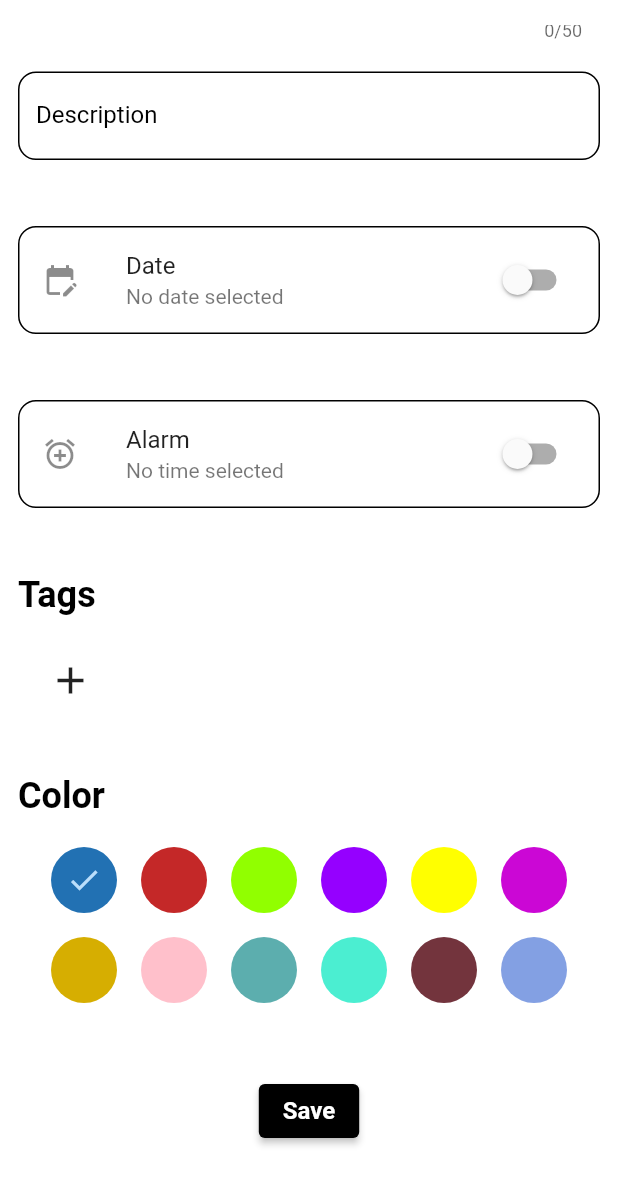
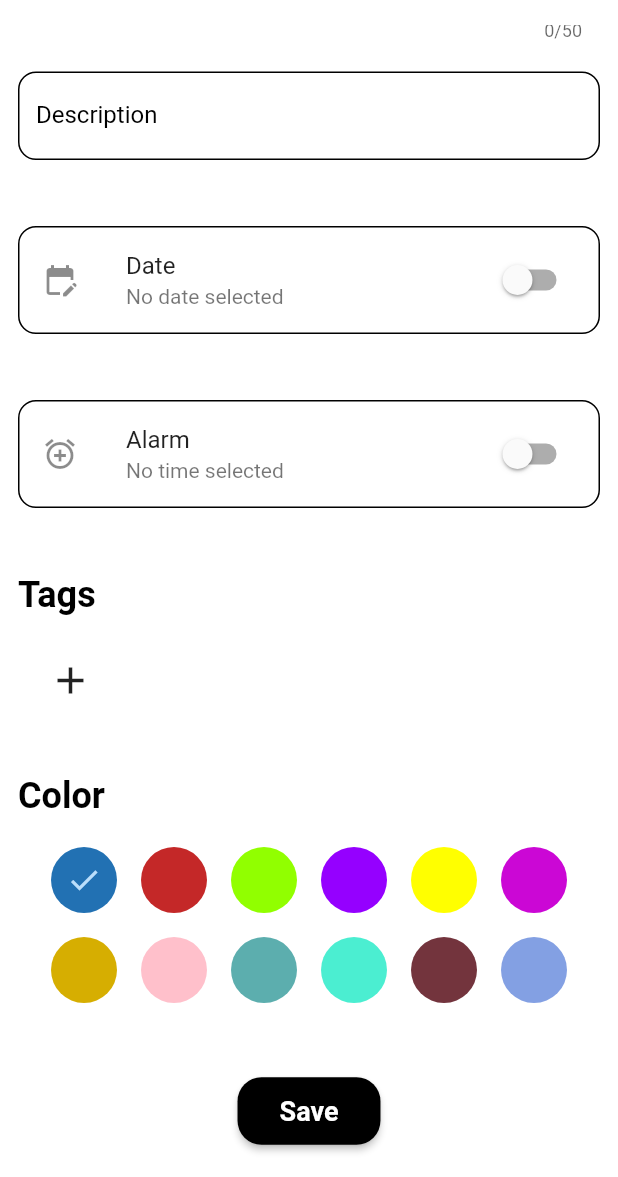
Before and after one commit to NijatNaghiyev/to_do_app, a Flutter app: the NewTodo screen opened directly, scrolled down 82 dp, on a phone screen of 412 x 824 dp, the part 59-1236 px from its top. Run offline on Flutter 3.47's test engine with Material 2 defaults, Android fonts, the phone set to English and light mode, and no system bars; our stand-ins replace animated_splash_screen, easy_localization, fl_chart, flutter_riverpod, flutter_slidable, flutter_svg and 3 more; missing offline and left inert: alarm, quick_actions; accounts and stored records are empty; statements that could not run were skipped.

Commit message:
Quick Actions icon and improvement

```diff
--- a/lib/screens/home_screen/home_screen.dart
+++ b/lib/screens/home_screen/home_screen.dart
@@ -79,17 +79,17 @@ class _HomeScreenState extends ConsumerState<HomeScreen> {
         ShortcutItem(
           type: 'Add To Do',
           localizedTitle: 'Add To Do'.tr(context: context),
-          icon: 'image1',
+          icon: 'plus1',
         ),
         ShortcutItem(
           type: 'Search To Do',
           localizedTitle: 'Search To Do'.tr(context: context),
-          icon: 'image1',
+          icon: 'search1',
         ),
         ShortcutItem(
           type: 'Chart',
           localizedTitle: 'Chart'.tr(context: context),
-          icon: 'image1',
+          icon: 'chart1',
         ),
       ],
     );
--- a/lib/screens/new_todo/methods/app_bar_new_todo.dart
+++ b/lib/screens/new_todo/methods/app_bar_new_todo.dart
@@ -5,6 +5,8 @@ import 'package:flutter_riverpod/flutter_riverpod.dart';
 AppBar buildAppBarNewTodo(BuildContext context, WidgetRef ref, String title) {
   return AppBar(
     leading: IconButton(
+      splashColor: Colors.transparent,
+      highlightColor: Colors.transparent,
       onPressed: () {
         buildShowDialogNewTodo(context, ref);
       },
@@ -16,7 +18,7 @@ AppBar buildAppBarNewTodo(BuildContext context, WidgetRef ref, String title) {
     elevation: 0,
     backgroundColor: Colors.white,
     centerTitle: true,
-    title:  Text(
+    title: Text(
       title,
       style: const TextStyle(
         color: Colors.black,
--- a/lib/screens/new_todo/widgets/save_button.dart
+++ b/lib/screens/new_todo/widgets/save_button.dart
@@ -3,6 +3,7 @@ import 'package:flutter/material.dart';
 
 class SaveButton extends StatelessWidget {
   final Function() saveToDo;
+
   const SaveButton({super.key, required this.saveToDo});
 
   @override
@@ -14,16 +15,26 @@ class SaveButton extends StatelessWidget {
         children: [
           ElevatedButton(
             style: const ButtonStyle(
+              shape: MaterialStatePropertyAll(
+                RoundedRectangleBorder(
+                  borderRadius: BorderRadius.all(
+                    Radius.circular(16),
+                  ),
+                ),
+              ),
               backgroundColor: MaterialStatePropertyAll(
                 Colors.black,
               ),
             ),
             onPressed: saveToDo,
-            child: Text(
-              'Save'.tr(context: context),
-              style: TextStyle(
-                fontWeight: FontWeight.bold,
-                fontSize: 16,
+            child: Padding(
+              padding: const EdgeInsets.all(12.0),
+              child: Text(
+                'Save'.tr(context: context),
+                style: const TextStyle(
+                  fontWeight: FontWeight.bold,
+                  fontSize: 18,
+                ),
               ),
             ),
           ),
--- a/lib/screens/tags_adding_screen/methods/tag_app_bar.dart
+++ b/lib/screens/tags_adding_screen/methods/tag_app_bar.dart
@@ -14,6 +14,8 @@ AppBar buildTagAddingScreenAppBar(BuildContext context) {
       ),
     ),
     leading: IconButton(
+      splashColor: Colors.transparent,
+      highlightColor: Colors.transparent,
       onPressed: () {
         Navigator.pop(context);
       },
--- a/lib/screens/tags_adding_screen/methods/to_add_tag.dart
+++ b/lib/screens/tags_adding_screen/methods/to_add_tag.dart
@@ -3,9 +3,7 @@ import 'package:flutter_riverpod/flutter_riverpod.dart';
 
 import '../../../providers/tags_list.dart';
 
-TextEditingController tagsEditingController = TextEditingController();
-
-void toAddTag(WidgetRef ref) {
+void toAddTag(WidgetRef ref, TextEditingController tagsEditingController) {
   if (tagsEditingController.text.isNotEmpty) {
     ref.read(tagsListProvider.notifier).addTag(
           tagsEditingController.text.trim(),
```
Also changed, not shown: lib/screens/new_todo/widgets/ToDoForm.dart (+8 -8 lines), lib/screens/search_screen/methods/app_bar_search.dart (+4 -4 lines), lib/screens/search_screen/methods/filter_methods.dart (+6 -6 lines), lib/screens/tags_adding_screen/tags_adding_screen.dart (+8 -2 lines), 3 other files.
